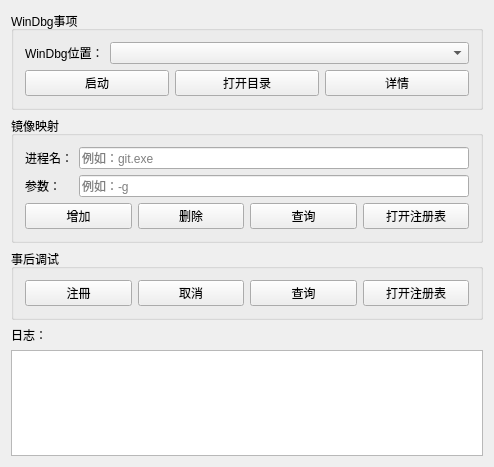
The window that WindbgIFEO/WindbgIFEO.ui (MingYueRuYa/worktools) describes before a commit, drawn with Qt 5.
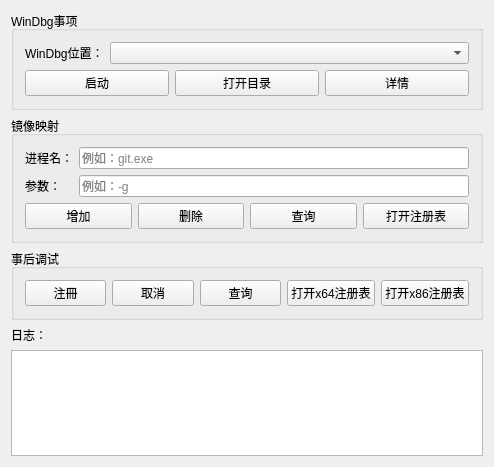
The same window after the commit.

Commit message: 增加打开x64和x86注册表

Diff of the .ui file:
```diff
--- a/WindbgIFEO/WindbgIFEO.ui
+++ b/WindbgIFEO/WindbgIFEO.ui
@@ -247,7 +247,20 @@
          </size>
         </property>
         <property name="text">
-         <string>打开注册表</string>
+         <string>打开x64注册表</string>
+        </property>
+       </widget>
+      </item>
+      <item>
+       <widget class="QPushButton" name="pushButtonOpenX86RegEditor">
+        <property name="minimumSize">
+         <size>
+          <width>0</width>
+          <height>26</height>
+         </size>
+        </property>
+        <property name="text">
+         <string>打开x86注册表</string>
         </property>
        </widget>
       </item>
```
Left out of the diff: 2 changed lines with no effect on the pictures. The commit also changes 2 other files.
